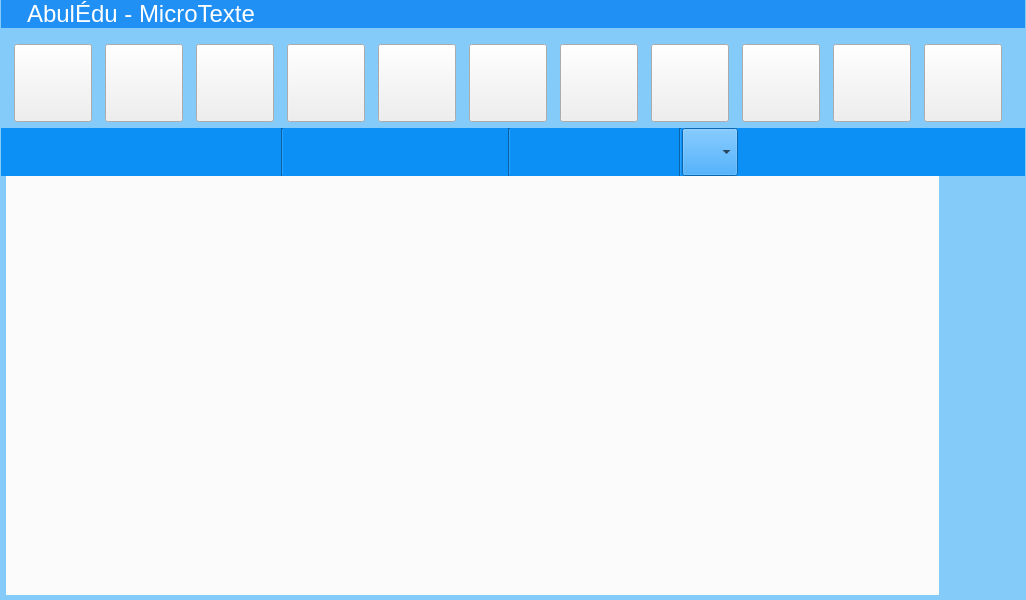
Above: src/mainwindow.ui from Txikilinux/abuledu-minitexte before the change. Below: the same form after it.
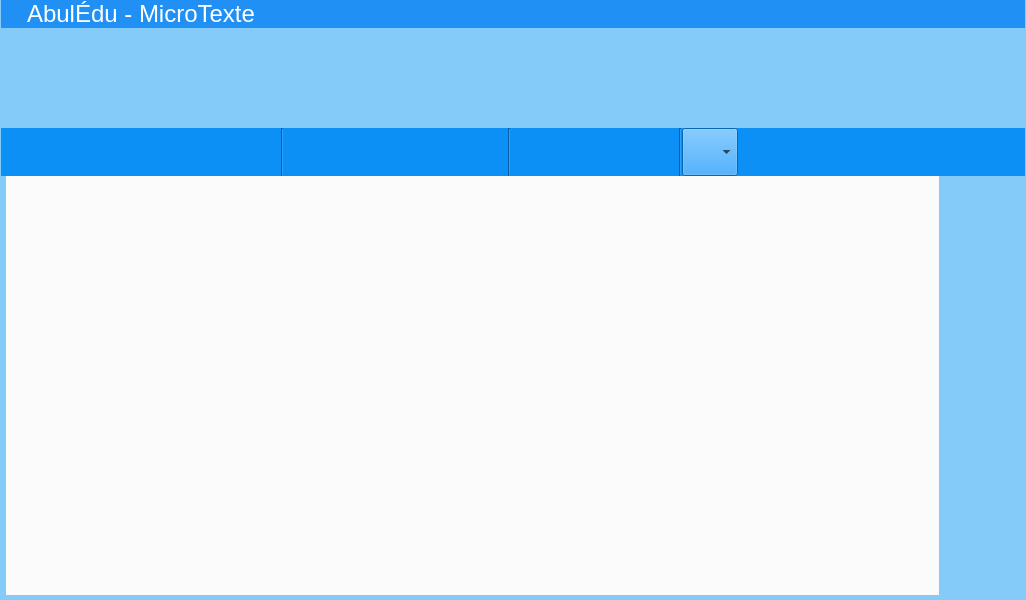
That is the form after the change. Icons and pictures are not drawn. Custom widgets are drawn as their Qt base class.

Commit message: [#3866] frameTopMicroTexte : QToolButtons + stylesheet checked

The edit to the form file:
```diff
--- a/src/mainwindow.ui
+++ b/src/mainwindow.ui
@@ -6,7 +6,7 @@
    <rect>
     <x>0</x>
     <y>0</y>
-    <width>1024</width>
+    <width>1026</width>
     <height>600</height>
    </rect>
   </property>
@@ -840,6 +840,29 @@
         <height>90</height>
        </size>
       </property>
+      <property name="styleSheet">
+       <string notr="true">#btnCursiveMicroTexte,
+#btnDecreasePoliceMicroTexte,
+#btnIncreasePoliceMicroTexte,
+#btnHelpMicroTexte, 
+#btnMajusculeMicroTexte,
+#btnMinusculeMicroTexte,
+#btnNewMicroTexte,
+#btnOpenMicroTexte,
+#btnPrintMicroTexte,
+#btnQuitMicroTexte,
+#btnSaveMicroTexte{
+background-color: #85cbfa;
+border-radius : 5px;
+}
+#btnCursiveMicroTexte::checked,
+#btnMajusculeMicroTexte::checked,
+#btnMinusculeMicroTexte::checked {
+background-color:#0D90F6;r
+}
+
+</string>
+      </property>
       <property name="frameShape">
        <enum>QFrame::NoFrame</enum>
       </property>
@@ -866,7 +889,7 @@
         <number>0</number>
        </property>
        <item>
-        <widget class="AbulEduFlatBoutonV1" name="btnNewMicroTexte">
+        <widget class="QToolButton" name="btnNewMicroTexte">
          <property name="minimumSize">
           <size>
            <width>78</width>
@@ -894,44 +917,16 @@
          <property name="text">
           <string/>
          </property>
-         <property name="CouleurTexteNormale" stdset="0">
-          <color>
-           <red>255</red>
-           <green>255</green>
-           <blue>255</blue>
-          </color>
-         </property>
-         <property name="CouleurTexteSurvol" stdset="0">
-          <color>
-           <red>255</red>
-           <green>255</green>
-           <blue>255</blue>
-          </color>
-         </property>
-         <property name="CouleurTextePressed" stdset="0">
-          <color>
-           <red>255</red>
-           <green>255</green>
-           <blue>255</blue>
-          </color>
-         </property>
-         <property name="CouleurFondPressed" stdset="0">
-          <color alpha="50">
-           <red>255</red>
-           <green>255</green>
-           <blue>255</blue>
-          </color>
-         </property>
-         <property name="IconeSurvol" stdset="0">
-          <string>:/abuledutextev1/buttons/newHover</string>
-         </property>
-         <property name="IconeNormale" stdset="0">
-          <string notr="true">:/abuledutextev1/buttons/new</string>
+         <property name="iconSize">
+          <size>
+           <width>64</width>
+           <height>64</height>
+          </size>
          </property>
         </widget>
        </item>
        <item>
-        <widget class="AbulEduFlatBoutonV1" name="btnOpenMicroTexte">
+        <widget class="QToolButton" name="btnOpenMicroTexte">
          <property name="minimumSize">
           <size>
            <width>78</width>
@@ -996,7 +991,7 @@
         </widget>
        </item>
        <item>
-        <widget class="AbulEduFlatBoutonV1" name="btnSaveMicroTexte">
+        <widget class="QToolButton" name="btnSaveMicroTexte">
          <property name="minimumSize">
           <size>
            <width>78</width>
@@ -1061,7 +1056,7 @@
         </widget>
        </item>
        <item>
-        <widget class="AbulEduFlatBoutonV1" name="btnMajusculeMicroTexte">
+        <widget class="QToolButton" name="btnMajusculeMicroTexte">
          <property name="minimumSize">
           <size>
            <width>78</width>
@@ -1089,12 +1084,8 @@
          <property name="text">
           <string/>
          </property>
-         <property name="CouleurTexteNormale" stdset="0">
-          <color>
-           <red>255</red>
-           <green>255</green>
-           <blue>255</blue>
-          </color>
+         <property name="checkable">
+          <bool>true</bool>
          </property>
          <property name="CouleurTexteSurvol" stdset="0">
           <color>
@@ -1126,7 +1117,7 @@
         </widget>
        </item>
        <item>
-        <widget class="AbulEduFlatBoutonV1" name="btnMinusculeMicroTexte">
+        <widget class="QToolButton" name="btnMinusculeMicroTexte">
          <property name="minimumSize">
           <size>
            <width>78</width>
@@ -1154,12 +1145,8 @@
          <property name="text">
           <string/>
          </property>
-         <property name="CouleurTexteNormale" stdset="0">
-          <color>
-           <red>255</red>
-           <green>255</green>
-           <blue>255</blue>
-          </color>
+         <property name="checkable">
+          <bool>true</bool>
          </property>
          <property name="CouleurTexteSurvol" stdset="0">
           <color>
@@ -1191,7 +1178,7 @@
         </widget>
        </item>
        <item>
-        <widget class="AbulEduFlatBoutonV1" name="btnCursiveMicroTexte">
+        <widget class="QToolButton" name="btnCursiveMicroTexte">
          <property name="minimumSize">
           <size>
            <width>78</width>
@@ -1219,19 +1206,11 @@
          <property name="text">
           <string/>
          </property>
-         <property name="CouleurTexteNormale" stdset="0">
-          <color>
-           <red>255</red>
-           <green>255</green>
-           <blue>255</blue>
-          </color>
+         <property name="checkable">
+          <bool>true</bool>
          </property>
-         <property name="CouleurTexteSurvol" stdset="0">
-          <color>
-           <red>255</red>
-           <green>255</green>
-           <blue>255</blue>
-          </color>
+         <property name="checked">
+          <bool>false</bool>
          </property>
          <property name="CouleurTextePressed" stdset="0">
           <color>
@@ -1256,7 +1235,7 @@
         </widget>
        </item>
        <item>
-        <widget class="AbulEduFlatBoutonV1" name="btnDecreasePoliceMicroTexte">
+        <widget class="QToolButton" name="btnDecreasePoliceMicroTexte">
          <property name="minimumSize">
           <size>
            <width>78</width>
@@ -1275,6 +1254,10 @@
          <property name="whatsThis">
           <string>print</string>
          </property>
+         <property name="styleSheet">
+          <string notr="true">image: url(:/abuledutextev1/buttons/decrease);
+</string>
+         </property>
          <property name="text">
           <string/>
          </property>
@@ -1315,7 +1298,7 @@
         </widget>
        </item>
        <item>
-        <widget class="AbulEduFlatBoutonV1" name="btnIncreasePoliceMicroTexte">
+        <widget class="QToolButton" name="btnIncreasePoliceMicroTexte">
          <property name="minimumSize">
           <size>
            <width>78</width>
@@ -1334,6 +1317,10 @@
          <property name="whatsThis">
           <string>print</string>
          </property>
+         <property name="styleSheet">
+          <string notr="true">image: url(:/abuledutextev1/buttons/increase);
+</string>
+         </property>
          <property name="text">
           <string/>
          </property>
@@ -1374,7 +1361,7 @@
         </widget>
        </item>
        <item>
-        <widget class="AbulEduFlatBoutonV1" name="btnPrintMicroTexte">
+        <widget class="QToolButton" name="btnPrintMicroTexte">
          <property name="minimumSize">
           <size>
            <width>78</width>
@@ -1393,6 +1380,10 @@
          <property name="whatsThis">
           <string>print</string>
          </property>
+         <property name="styleSheet">
+          <string notr="true">image: url(:/abuledutextev1/buttons/print);
+</string>
+         </property>
          <property name="text">
           <string/>
          </property>
@@ -1433,7 +1424,7 @@
         </widget>
        </item>
        <item>
-        <widget class="AbulEduFlatBoutonV1" name="btnHelpMicroTexte">
+        <widget class="QToolButton" name="btnHelpMicroTexte">
          <property name="minimumSize">
           <size>
            <width>78</width>
@@ -1495,7 +1486,7 @@
         </widget>
        </item>
        <item>
-        <widget class="AbulEduFlatBoutonV1" name="btnQuitMicroTexte">
+        <widget class="QToolButton" name="btnQuitMicroTexte">
          <property name="minimumSize">
           <size>
            <width>78</width>
@@ -1613,11 +1604,6 @@
    <header>abuleduaproposv1.h</header>
    <container>1</container>
   </customwidget>
-  <customwidget>
-   <class>AbulEduFlatBoutonV1</class>
-   <extends>QPushButton</extends>
-   <header>abuleduflatboutonv1.h</header>
-  </customwidget>
  </customwidgets>
  <resources>
   <include location="resources.qrc"/>
```
Left out of the diff: 346 changed lines with no effect on the pictures.
